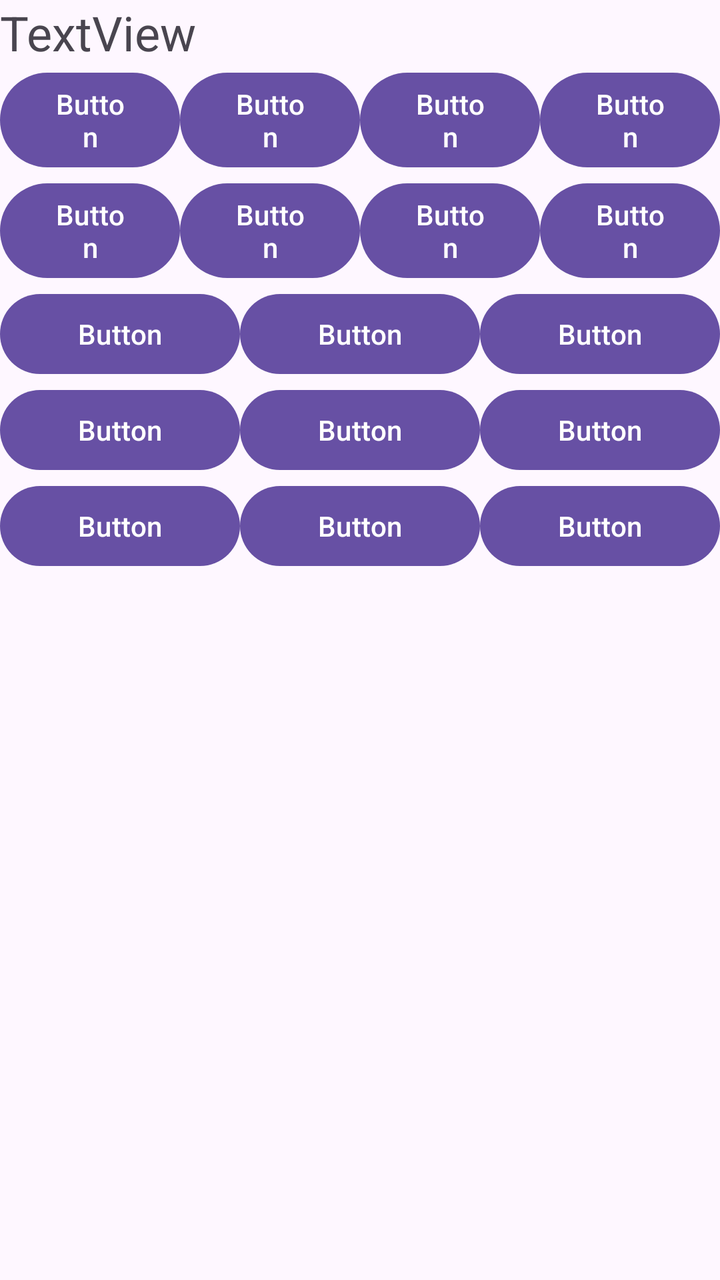
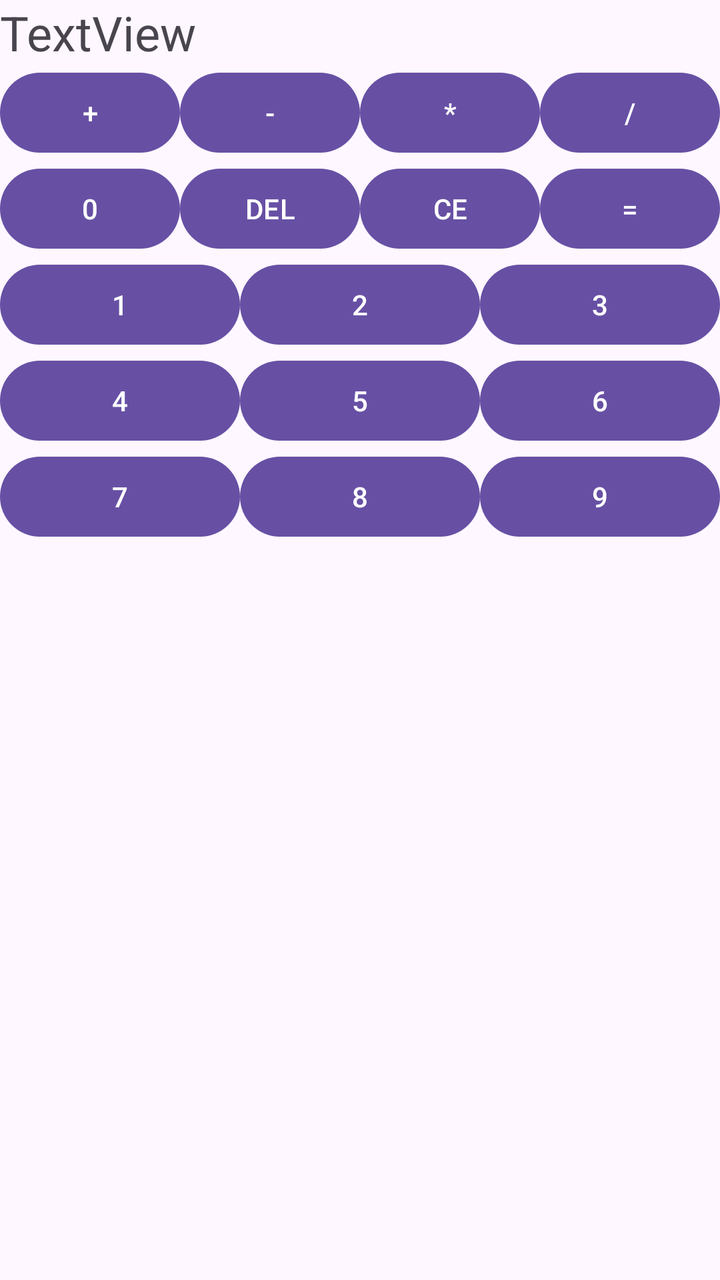

An Android layout rendered at two revisions. The XML below is the earlier revision; the diff shows what the commit changed to produce the second picture.
<!-- AndroidManifest.xml: application theme Theme.Ejem01_Calculadora -->
<!-- res/layout/activity_main.xml -->
<?xml version="1.0" encoding="utf-8"?>
<LinearLayout xmlns:android="http://schemas.android.com/apk/res/android"
    xmlns:app="http://schemas.android.com/apk/res-auto"
    xmlns:tools="http://schemas.android.com/tools"
    android:id="@+id/main"
    android:layout_width="match_parent"
    android:layout_height="match_parent"
    android:fitsSystemWindows="true"
    android:orientation="vertical"
    tools:context=".MainActivity">

    <LinearLayout
        android:layout_width="match_parent"
        android:layout_height="wrap_content"
        android:orientation="horizontal">

        <TextView
            android:id="@+id/textView2"
            android:layout_width="match_parent"
            android:layout_height="wrap_content"
            android:layout_weight="1"
            android:text="TextView"
            android:textSize="24dp" />

    </LinearLayout>

    <LinearLayout
        android:layout_width="match_parent"
        android:layout_height="wrap_content"
        android:orientation="horizontal">

        <Button
            android:id="@+id/btn_del"
            android:layout_width="wrap_content"
            android:layout_height="wrap_content"
            android:layout_weight="1"
            android:text="Button" />

        <Button
            android:id="@+id/btn_ce"
            android:layout_width="wrap_content"
            android:layout_height="wrap_content"
            android:layout_weight="1"
            android:text="Button" />

        <Button
            android:id="@+id/btn_0"
            android:layout_width="wrap_content"
            android:layout_height="wrap_content"
            android:layout_weight="1"
            android:text="Button" />

        <Button
            android:id="@+id/btn_res"
            android:layout_width="wrap_content"
            android:layout_height="wrap_content"
            android:layout_weight="1"
            android:text="Button" />
    </LinearLayout>

    <LinearLayout
        android:layout_width="match_parent"
        android:layout_height="wrap_content"
        android:orientation="horizontal">

        <Button
            android:id="@+id/btn_add"
            android:layout_width="0dp"
            android:layout_height="wrap_content"
            android:layout_weight="1"
            android:text="Button" />

        <Button
            android:id="@+id/btn_sub"
            android:layout_width="0dp"
            android:layout_height="wrap_content"
            android:layout_weight="1"
            android:text="Button" />

        <Button
            android:id="@+id/btn_mult"
            android:layout_width="0dp"
            android:layout_height="wrap_content"
            android:layout_weight="1"
            android:text="Button" />

        <Button
            android:id="@+id/btn_div"
            android:layout_width="0dp"
            android:layout_height="wrap_content"
            android:layout_weight="1"
            android:text="Button" />

    </LinearLayout>

    <LinearLayout
        android:layout_width="match_parent"
        android:layout_height="wrap_content"
        android:orientation="horizontal">

        <Button
            android:id="@+id/btn_1"
            android:layout_width="0dp"
            android:layout_height="wrap_content"
            android:layout_weight="1"
            android:text="Button" />

        <Button
            android:id="@+id/btn_2"
            android:layout_width="0dp"
            android:layout_height="wrap_content"
            android:layout_weight="1"
            android:text="Button" />

        <Button
            android:id="@+id/btn_3"
            android:layout_width="0dp"
            android:layout_height="wrap_content"
            android:layout_weight="1"
            android:text="Button" />
    </LinearLayout>

    <LinearLayout
        android:layout_width="match_parent"
        android:layout_height="wrap_content"
        android:orientation="horizontal">

        <Button
            android:id="@+id/btn_4"
            android:layout_width="0dp"
            android:layout_height="wrap_content"
            android:layout_weight="1"
            android:text="Button" />

        <Button
            android:id="@+id/btn_5"
            android:layout_width="0dp"
            android:layout_height="wrap_content"
            android:layout_weight="1"
            android:text="Button" />

        <Button
            android:id="@+id/btn_6"
            android:layout_width="0dp"
            android:layout_height="wrap_content"
            android:layout_weight="1"
            android:text="Button" />
    </LinearLayout>


    <LinearLayout
        android:layout_width="match_parent"
        android:layout_height="wrap_content"
        android:orientation="horizontal">

        <Button
            android:id="@+id/btn_7"
            android:layout_width="0dp"
            android:layout_height="wrap_content"
            android:layout_weight="1"
            android:text="Button" />

        <Button
            android:id="@+id/btn_8"
            android:layout_width="0dp"
            android:layout_height="wrap_content"
            android:layout_weight="1"
            android:text="Button" />

        <Button
            android:id="@+id/btn_9"
            android:layout_width="0dp"
            android:layout_height="wrap_content"
            android:layout_weight="1"
            android:text="Button" />
    </LinearLayout>


</LinearLayout>
<!-- resources referenced by this layout -->
<resources>
  <style name="Theme.Ejem01_Calculadora" parent="Base.Theme.Ejem01_Calculadora" />
  <style name="Base.Theme.Ejem01_Calculadora" parent="Theme.Material3.DayNight.NoActionBar">
          
          
      </style>
</resources>

<!-- the commit's change to res/layout/activity_main.xml (unified diff, before → after) -->
@@ -15,7 +15,7 @@
         android:orientation="horizontal">
 
         <TextView
-            android:id="@+id/textView2"
+            android:id="@+id/tv_res"
             android:layout_width="match_parent"
             android:layout_height="wrap_content"
             android:layout_weight="1"
@@ -30,32 +30,33 @@
         android:orientation="horizontal">
 
         <Button
-            android:id="@+id/btn_del"
-            android:layout_width="wrap_content"
+            android:id="@+id/btn_add"
+            android:layout_width="0dp"
             android:layout_height="wrap_content"
             android:layout_weight="1"
-            android:text="Button" />
+            android:text="@string/btn_add" />
 
         <Button
-            android:id="@+id/btn_ce"
-            android:layout_width="wrap_content"
+            android:id="@+id/btn_sub"
+            android:layout_width="0dp"
             android:layout_height="wrap_content"
             android:layout_weight="1"
-            android:text="Button" />
+            android:text="@string/btn_sub" />
 
         <Button
-            android:id="@+id/btn_0"
-            android:layout_width="wrap_content"
+            android:id="@+id/btn_mult"
+            android:layout_width="0dp"
             android:layout_height="wrap_content"
             android:layout_weight="1"
-            android:text="Button" />
+            android:text="@string/btn_mul" />
 
         <Button
-            android:id="@+id/btn_res"
-            android:layout_width="wrap_content"
+            android:id="@+id/btn_div"
+            android:layout_width="0dp"
             android:layout_height="wrap_content"
             android:layout_weight="1"
-            android:text="Button" />
+            android:text="@string/btn_div" />
+
     </LinearLayout>
 
     <LinearLayout
@@ -64,32 +65,32 @@
         android:orientation="horizontal">
 
         <Button
-            android:id="@+id/btn_add"
-            android:layout_width="0dp"
+            android:id="@+id/btn_0"
+            android:layout_width="wrap_content"
             android:layout_height="wrap_content"
             android:layout_weight="1"
-            android:text="Button" />
+            android:text="@string/btn_00" />
 
         <Button
-            android:id="@+id/btn_sub"
-            android:layout_width="0dp"
+            android:id="@+id/btn_del"
+            android:layout_width="wrap_content"
             android:layout_height="wrap_content"
             android:layout_weight="1"
-            android:text="Button" />
+            android:text="@string/btn_del" />
 
         <Button
-            android:id="@+id/btn_mult"
-            android:layout_width="0dp"
+            android:id="@+id/btn_ce"
+            android:layout_width="wrap_content"
             android:layout_height="wrap_content"
             android:layout_weight="1"
-            android:text="Button" />
+            android:text="@string/btn_ce" />
 
         <Button
-            android:id="@+id/btn_div"
-            android:layout_width="0dp"
+            android:id="@+id/btn_res"
+            android:layout_width="wrap_content"
             android:layout_height="wrap_content"
             android:layout_weight="1"
-            android:text="Button" />
+            android:text="@string/btn_eq" />
 
     </LinearLayout>
 
@@ -103,21 +104,21 @@
             android:layout_width="0dp"
             android:layout_height="wrap_content"
             android:layout_weight="1"
-            android:text="Button" />
+            android:text="@string/btn_01" />
 
         <Button
             android:id="@+id/btn_2"
             android:layout_width="0dp"
             android:layout_height="wrap_content"
             android:layout_weight="1"
-            android:text="Button" />
+            android:text="@string/btn_2" />
 
         <Button
             android:id="@+id/btn_3"
             android:layout_width="0dp"
             android:layout_height="wrap_content"
             android:layout_weight="1"
-            android:text="Button" />
+            android:text="@string/btn_3" />
     </LinearLayout>
 
     <LinearLayout
@@ -130,21 +131,21 @@
             android:layout_width="0dp"
             android:layout_height="wrap_content"
             android:layout_weight="1"
-            android:text="Button" />
+            android:text="@string/btn_4" />
 
         <Button
             android:id="@+id/btn_5"
             android:layout_width="0dp"
             android:layout_height="wrap_content"
             android:layout_weight="1"
-            android:text="Button" />
+            android:text="@string/btn_5" />
 
         <Button
             android:id="@+id/btn_6"
             android:layout_width="0dp"
             android:layout_height="wrap_content"
             android:layout_weight="1"
-            android:text="Button" />
+            android:text="@string/btn_6" />
     </LinearLayout>
 
 
@@ -158,21 +159,21 @@
             android:layout_width="0dp"
             android:layout_height="wrap_content"
             android:layout_weight="1"
-            android:text="Button" />
+            android:text="@string/btn_7" />
 
         <Button
             android:id="@+id/btn_8"
             android:layout_width="0dp"
             android:layout_height="wrap_content"
             android:layout_weight="1"
-            android:text="Button" />
+            android:text="@string/btn_8" />
 
         <Button
             android:id="@+id/btn_9"
             android:layout_width="0dp"
             android:layout_height="wrap_content"
             android:layout_weight="1"
-            android:text="Button" />
+            android:text="@string/btn_9" />
     </LinearLayout>
 
 
<!-- resource entries referenced after the edit -->
@@ -1,5 +1,22 @@
 <!-- resources referenced by this layout -->
 <resources>
+  <string name="btn_00">0</string>
+  <string name="btn_01">1</string>
+  <string name="btn_2">2</string>
+  <string name="btn_3">3</string>
+  <string name="btn_4">4</string>
+  <string name="btn_5">5</string>
+  <string name="btn_6">6</string>
+  <string name="btn_7">7</string>
+  <string name="btn_8">8</string>
+  <string name="btn_9">9</string>
+  <string name="btn_add">+</string>
+  <string name="btn_ce">CE</string>
+  <string name="btn_del">DEL</string>
+  <string name="btn_div">/</string>
+  <string name="btn_eq">=</string>
+  <string name="btn_mul">*</string>
+  <string name="btn_sub">-</string>
   <style name="Theme.Ejem01_Calculadora" parent="Base.Theme.Ejem01_Calculadora" />
   <style name="Base.Theme.Ejem01_Calculadora" parent="Theme.Material3.DayNight.NoActionBar">
           
